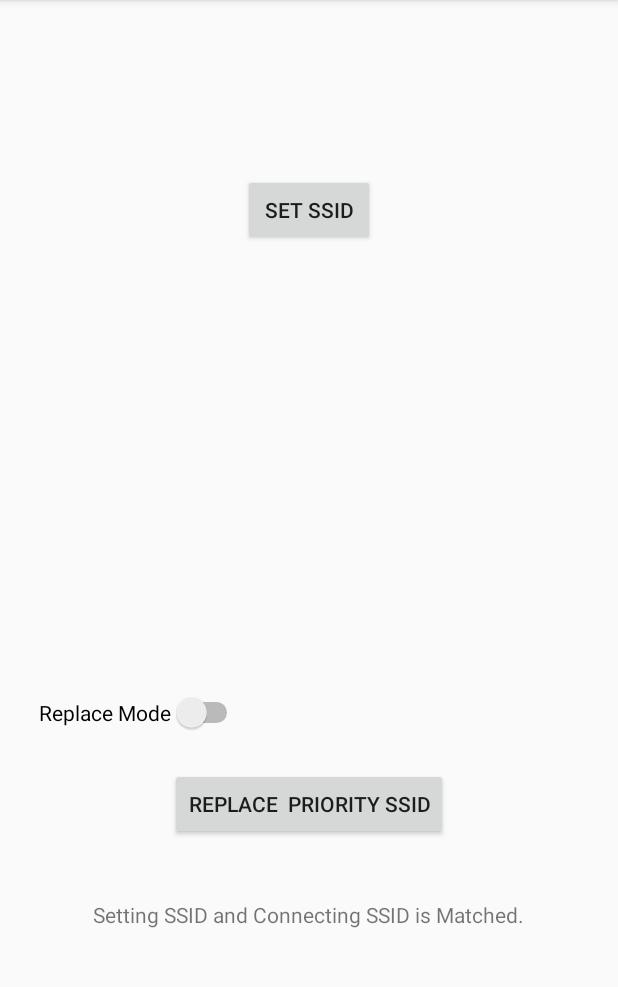
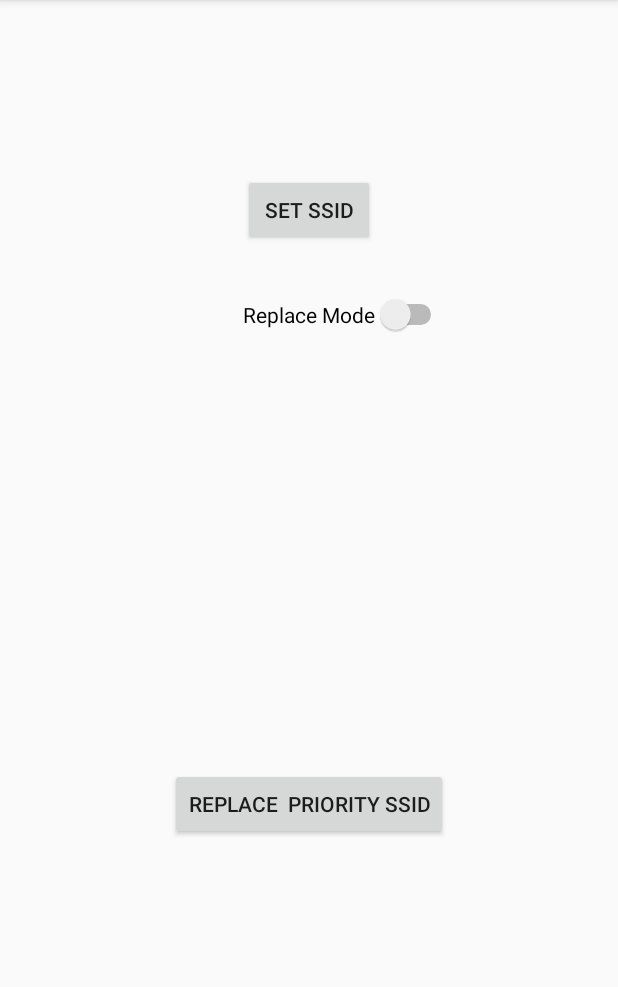
Before and after one commit to rikyuusima/pocket_wifitools, an Android app: the screen it shows after launch (Main_WiFiTools), after a tap on "REPLACE PRIORITY SSID", on a phone screen of 412 x 824 dp, the part 84-1071 px from its top. Run offline under Robolectric (Android 15) with nearby library versions, the light colour scheme and no system bars; 2 statements that could not run were skipped.

Commit message:
メソッド化 未完成(Error)

```diff
--- a/wifitools_matome/app/src/main/java/rs/wifitools_matome/Main_WiFiTools.java
+++ b/wifitools_matome/app/src/main/java/rs/wifitools_matome/Main_WiFiTools.java
@@ -1,6 +1,7 @@
 package rs.wifitools_matome;
 
 import android.app.Activity;
+import android.content.DialogInterface;
 import android.content.Intent;
 import android.net.wifi.ScanResult;
 import android.net.wifi.WifiConfiguration;
@@ -19,12 +20,69 @@
 
 public class Main_WiFiTools extends AppCompatActivity {
 
-    private int configlistvar;
+    private int configlistvar=-1;
     private boolean replaceswbool;
     @Override
     protected void onCreate(Bundle savedInstanceState) {
         super.onCreate(savedInstanceState);
         setContentView(R.layout.activity_main__wi_fi_tools);
+
+        /*Buttonリスナ群*/
+        View.OnClickListener bt1Lis = new View.OnClickListener() {
+            @Override
+            public void onClick(View v) {
+                set_ssid_open();
+            }
+        };
+        View.OnClickListener bt2Lis = new View.OnClickListener() {
+            @Override
+            public void onClick(View v) {
+                TextView debv = (TextView) findViewById(R.id.debugview);
+                TextView chav = (TextView) findViewById(R.id.changedview);
+                WifiManager manager = (WifiManager) getSystemService(WIFI_SERVICE);
+                WifiInfo info = manager.getConnectionInfo();
+                List<WifiConfiguration> config_list = manager.getConfiguredNetworks();
+                WifiConfiguration config = config_list.get(configlistvar);
+                manager.startScan();
+
+                boolean replaceflag = false;
+                boolean matchflag = false;
+
+                debv.setText("");
+                Wifi_strtype wstr;//Wifi_strtypeのインスタンス作成
+                Wifi_wcontype wtools;//Wifi_wcontypeのインスタンス作成
+                for(ScanResult result : manager.getScanResults()) {
+                    if(configlistvar!=-1){
+                        wstr = new Wifi_strtype(result.SSID);
+                        if(!wstr.wifimatch()) {
+                            if (result.SSID.equals(config.SSID.replace("\"", ""))) {
+                                String oldSSID = info.getSSID().replace("\"", "");
+                                wtools = new Wifi_wcontype(config);
+                                wtools.wifichange();
+                                /*for (WifiConfiguration c0 : manager.getConfiguredNetworks()) {
+                                    if (!config.SSID.equals(c0.SSID)) {
+                                    manager.enableNetwork(c0.networkId, false);
+                                    }
+                                }*/
+                                chav.setText(oldSSID + " → " + config.SSID.replace("\"", ""));
+                                replaceflag=true;
+                            }
+                            else if(!replaceflag){
+                                chav.setText("Can not Resolve Setting SSID from Connectable WiFi.");
+                            }
+                            matchflag=true;
+                        }
+                        else if(!matchflag){
+                            chav.setText("Setting SSID and Connecting SSID is Matched.");
+                        }
+                    }
+                }
+
+            }
+        };
+        /*Buttonリスナのインスタンス渡し*/
+        findViewById(R.id.setssid).setOnClickListener(bt1Lis);
+        findViewById(R.id.priority_button).setOnClickListener(bt2Lis);
 
         /*Switchリスナ群*/
         CompoundButton.OnCheckedChangeListener sw1Lis = new CompoundButton.OnCheckedChangeListener() {
@@ -43,6 +101,7 @@
         Switch sw1=(Switch)findViewById(R.id.replaceswitch);
         sw1.setOnCheckedChangeListener(sw1Lis);
     }
+
     public void onActivityResult( int requestCode, int resultCode, Intent intent )
     {
         // startActivityForResult()の際に指定した識別コードとの比較
@@ -69,56 +128,4 @@
         startActivityForResult(intent, requestCode);
     }
 
-
-    public void setssid_click(View v)
-    {
-        set_ssid_open();
-    }
-
-    public void replace_click(View v)
-    {
-            TextView debv = (TextView) findViewById(R.id.debugview);
-            TextView chav = (TextView) findViewById(R.id.changedview);
-            WifiManager manager = (WifiManager) getSystemService(WIFI_SERVICE);
-            WifiInfo info = manager.getConnectionInfo();
-            List<WifiConfiguration> config_list = manager.getConfiguredNetworks();
-            WifiConfiguration config = config_list.get(configlistvar);
-            manager.startScan();
-
-            boolean replaceflag = false;
-            boolean matchflag = false;
-
-        debv.setText("");
-
-        for(ScanResult result : manager.getScanResults()) {
-            if(configlistvar!=-1){
-                //Wifi_strtypeのインスタンス作成
-                Wifi_strtype wstr = new Wifi_strtype(result.SSID);
-                if(!wstr.wifimatch()) {
-                    if (result.SSID.equals(config.SSID.replace("\"", ""))) {
-                        String oldSSID = info.getSSID().replace("\"", "");
-                        //Wifi_wcontypeのインスタンス作成
-                        Wifi_wcontype wtools = new Wifi_wcontype(config);
-                        wtools.wifichange();
-                        /*for (WifiConfiguration c0 : manager.getConfiguredNetworks()) {
-                            if (!config.SSID.equals(c0.SSID)) {
-                                manager.enableNetwork(c0.networkId, false);
-                            }
-                        }*/
-                        chav.setText(oldSSID + " → " + config.SSID.replace("\"", ""));
-                        replaceflag=true;
-                    }
-                    else if(!replaceflag){
-                        chav.setText("Can not Resolve Setting SSID from Connectable WiFi.");
-                    }
-                    matchflag=true;
-                }
-                else if(!matchflag){
-                    chav.setText("Setting SSID and Connecting SSID is Matched.");
-                }
-            }
-        }
-
-    }
-
 }
--- a/wifitools_matome/app/src/main/java/rs/wifitools_matome/Wifi_strtype.java
+++ b/wifitools_matome/app/src/main/java/rs/wifitools_matome/Wifi_strtype.java
@@ -10,7 +10,7 @@
  */
 public class Wifi_strtype extends AppCompatActivity{
     WifiManager manager = (WifiManager) getSystemService(WIFI_SERVICE);
-    WifiInfo info = manager.getConnectionInfo();
+    WifiInfo info;
     /*Property*/
     String ssid_in;
     /*Constractor*/
@@ -19,8 +19,9 @@
         this.ssid_in = ssid_in;
     }
 
-    public boolean wifimatch()//WifiConfiguration型で与えられたWiFiと現在接続しているWiFiを比較する
+    public boolean wifimatch()//与えられたWiFiのSSIDと現在接続しているWiFiのSSIDを比較する
     {
+        info = manager.getConnectionInfo();
         if (info.getSSID().replace("\"","").equals(ssid_in.replace("\"","")))
             return true;
         else
--- a/wifitools_matome/app/src/main/java/rs/wifitools_matome/Wifi_wcontype.java
+++ b/wifitools_matome/app/src/main/java/rs/wifitools_matome/Wifi_wcontype.java
@@ -10,7 +10,7 @@
  */
 public class Wifi_wcontype extends AppCompatActivity{
     WifiManager manager = (WifiManager) getSystemService(WIFI_SERVICE);
-    WifiInfo info = manager.getConnectionInfo();
+    WifiInfo info;
 
     /*Property*/
     WifiConfiguration config;
@@ -23,6 +23,7 @@
 
     public void wifichange()//WifiConfiguration型で与えられたWiFiに切り替える
     {
+        info = manager.getConnectionInfo();
         //現在の接続の強制的な切断
         manager.disableNetwork(info.getNetworkId());
         //強制的な切断をして無効化したWiFiを有効化させる(OSのWiFi自動接続を阻害させない為)
@@ -30,6 +31,5 @@
         manager.enableNetwork(config.networkId, true);
         manager.saveConfiguration();
         manager.updateNetwork(config);
-        return ;
     }
 }
--- a/wifitools_matome/app/src/main/res/layout/activity_main__wi_fi_tools.xml
+++ b/wifitools_matome/app/src/main/res/layout/activity_main__wi_fi_tools.xml
@@ -20,7 +20,7 @@
         android:layout_width="wrap_content"
         android:layout_height="wrap_content"
         android:text="SET SSID"
-        android:id="@+id/button"
+        android:id="@+id/setssid"
         android:layout_alignParentTop="true"
         android:layout_centerHorizontal="true"
         android:layout_marginTop="100dp"
@@ -47,12 +47,12 @@
         android:layout_height="wrap_content"
         android:text="Replace Mode"
         android:id="@+id/replaceswitch"
-        android:layout_above="@+id/priority_button"
-        android:layout_toLeftOf="@+id/button"
-        android:layout_toStartOf="@+id/button"
-        android:layout_marginBottom="23dp"
         android:checked="false"
         android:onClick="onCheckedChanged"
-        android:nestedScrollingEnabled="false" />
+        android:nestedScrollingEnabled="false"
+        android:layout_below="@+id/setssid"
+        android:layout_alignLeft="@+id/setssid"
+        android:layout_alignStart="@+id/setssid"
+        android:layout_marginTop="32dp" />
 
 </RelativeLayout>
```
